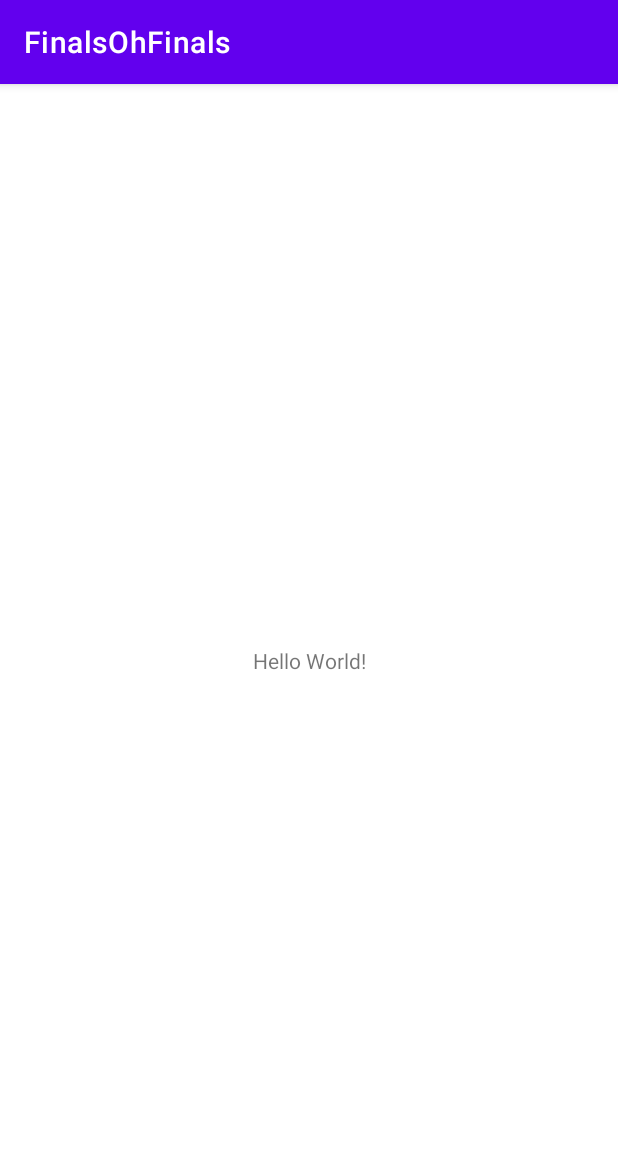
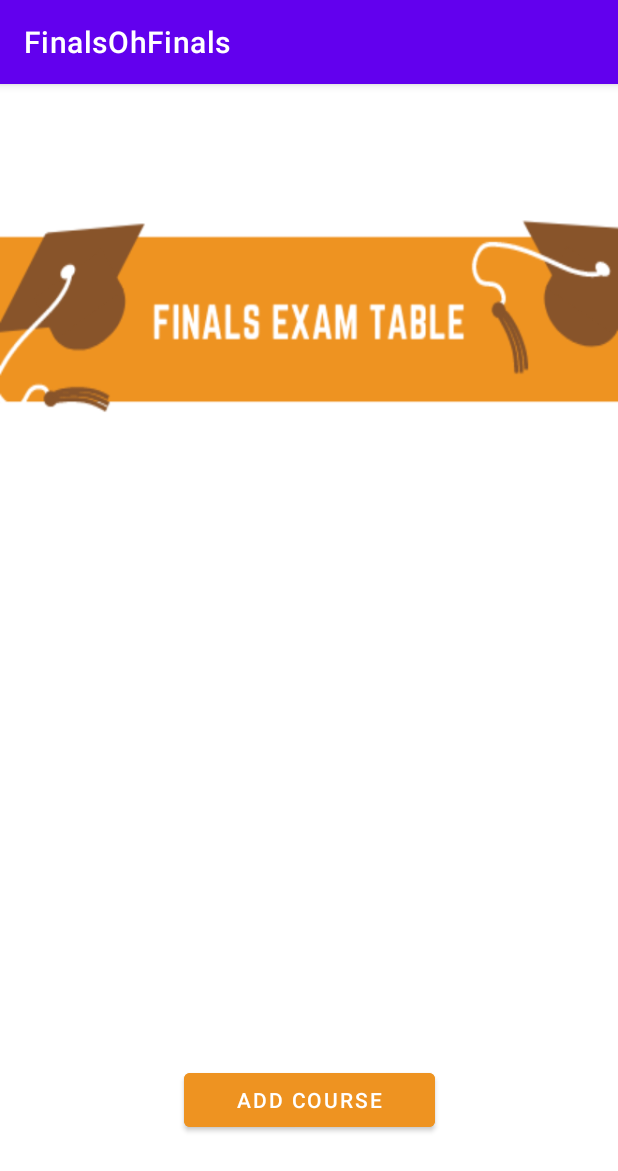
Before and after one commit to OsamaShamout/MyFinalExams, an Android app: the screen it shows after launch (MainActivity), on a phone screen of 412 x 824 dp. Shown: the top 1171 px of the screen. Run offline under Robolectric (Android 15) with nearby library versions, the phone set to English and light mode, and no system bars.

Commit message:
Retrieving Courses

```diff
--- a/app/src/main/java/com/example/finalsohfinals/MainActivity.java
+++ b/app/src/main/java/com/example/finalsohfinals/MainActivity.java
@@ -5,32 +5,40 @@ import androidx.appcompat.app.AppCompatActivity;
 import android.database.Cursor;
 import android.database.sqlite.SQLiteDatabase;
 import android.os.Bundle;
+import android.view.View;
+import android.widget.AdapterView;
+import android.widget.ArrayAdapter;
+import android.widget.ListView;
+import android.widget.Spinner;
+import android.widget.Toast;
 
-public class MainActivity extends AppCompatActivity {
+import java.util.List;
 
+public class MainActivity extends AppCompatActivity implements AdapterView.OnItemSelectedListener{
+
+    ListView list_view;
+    ArrayAdapter<CharSequence> adapter;
+    SQLiteDatabase sql_db;
     @Override
     protected void onCreate(Bundle savedInstanceState) {
         super.onCreate(savedInstanceState);
         setContentView(R.layout.activity_main);
 
+        list_view = (ListView) findViewById(R.id.listExams);
+        adapter = ArrayAdapter.createFromResource(this, R.array.final_exams, android.R.layout.simple_list_item_1);
+        adapter.setDropDownViewResource(android.R.layout.activity_list_item);
+        list_view.setAdapter(adapter);
+        list_view.setOnItemSelectedListener(this);
 
         try{
 
-            SQLiteDatabase sql_db = this.openOrCreateDatabase("finalExam_db", MODE_PRIVATE, null);
+            sql_db = this.openOrCreateDatabase("finalExam_db", MODE_PRIVATE, null);
             sql_db.execSQL("CREATE Table IF NOT EXISTS exams (exam_name VARCHAR, exam_date VARCHAR, resource VARCHAR)");
             sql_db.execSQL("INSERT INTO exams (exam_name, exam_date, resource) VALUES ('Mobile Computing', '05/05/2022', 'https://developer.android.com/')");
             sql_db.execSQL("INSERT INTO exams (exam_name, exam_date, resource) VALUES ('Algorithms & Data Structures', '07/05/2022', 'https://www.geeksforgeeks.org/')");
             sql_db.execSQL("INSERT INTO exams (exam_name, exam_date, resource) VALUES ('Intro. to Scripting', '08/05/2022', 'https://linux.die.net/man/')");
             sql_db.execSQL("INSERT INTO exams (exam_name, exam_date, resource) VALUES ('Software Engineering', '08/05/2022', 'https://www.tutorialspoint.com/software_engineering/index.htm')");
             sql_db.execSQL("INSERT INTO exams (exam_name, exam_date, resource) VALUES ('Probability and Statistics', '09/05/2022', 'https://www.khanacademy.org/math/statistics-probability')");
-
-            //Selects
-            Cursor c = sql_db.rawQuery("Select * from exams", null);
-            int ex_name_index = c.getColumnIndex("exam_name");
-            int ex_date_index = c.getColumnIndex("exam_date");
-            int resource = c.getColumnIndex("resource");
-
-
 
 
         }
@@ -43,4 +51,44 @@ public class MainActivity extends AppCompatActivity {
     }
 
 
+
+    String text;
+    public void onItemSelected(AdapterView<?> adapterView, View view, int i, long l) {
+        text = adapterView.getItemAtPosition(i).toString();
+    }
+
+    @Override
+    public void onNothingSelected(AdapterView<?> adapterView) {
+
+    }
+
+    int counter = 0;
+    //Selects
+
+
+    String data;
+    public void onClickButton(View view){
+        Cursor c = sql_db.rawQuery("Select * from exams", null);
+
+        int ex_name_index = c.getColumnIndex("exam_name");
+        int ex_date_index = c.getColumnIndex("exam_date");
+        int resource = c.getColumnIndex("resource");
+        //Moves to first to be at first row in DB
+        counter++;
+        if (counter == 0){
+            c.moveToFirst();
+
+        }else if (counter <=5){
+
+            while(c!=null){
+                data  = "Exam name:" + c.getString(ex_name_index) + "\nExam Date: " + c.getString(ex_date_index) + "\nExam Resource: " + c.getString(resource);
+                adapter.add(data);
+                c.moveToNext();
+            }
+        }
+        else{
+            Toast.makeText(getApplicationContext(), "Thank God that's about it.", Toast.LENGTH_SHORT).show();
+        }
+
+    }
 }
--- a/app/src/main/res/layout/activity_main.xml
+++ b/app/src/main/res/layout/activity_main.xml
@@ -4,15 +4,32 @@
     xmlns:tools="http://schemas.android.com/tools"
     android:layout_width="match_parent"
     android:layout_height="match_parent"
+    android:background="@drawable/untitled__440___700_px_"
     tools:context=".MainActivity">
 
-    <TextView
-        android:layout_width="wrap_content"
-        android:layout_height="wrap_content"
-        android:text="Hello World!"
+    <Button
+        android:id="@+id/addCourse"
+        android:layout_width="167dp"
+        android:layout_height="48dp"
+        android:layout_marginTop="24dp"
+        android:backgroundTint="#EE9321"
+        android:text="Add course"
         app:layout_constraintBottom_toBottomOf="parent"
-        app:layout_constraintLeft_toLeftOf="parent"
-        app:layout_constraintRight_toRightOf="parent"
-        app:layout_constraintTop_toTopOf="parent" />
+        app:layout_constraintEnd_toEndOf="parent"
+        app:layout_constraintStart_toStartOf="parent"
+        app:layout_constraintTop_toTopOf="parent"
+        app:layout_constraintVertical_bias="0.904" />
 
+    <ListView
+        android:id="@+id/listExams"
+        android:layout_width="334dp"
+        android:layout_height="279dp"
+        android:layout_marginStart="1dp"
+        android:layout_marginEnd="1dp"
+        app:layout_constraintBottom_toBottomOf="parent"
+        app:layout_constraintEnd_toEndOf="parent"
+        app:layout_constraintHorizontal_bias="0.493"
+        app:layout_constraintStart_toStartOf="parent"
+        app:layout_constraintTop_toTopOf="parent"
+        app:layout_constraintVertical_bias="0.553" />
 </androidx.constraintlayout.widget.ConstraintLayout>
--- a/app/src/main/res/values/strings.xml
+++ b/app/src/main/res/values/strings.xml
@@ -1,3 +1,6 @@
 <resources>
     <string name="app_name">FinalsOhFinals</string>
+
+    <string-array name="final_exams">
+    </string-array>
 </resources>
```
Also changed, not shown: app/src/main/res/drawable/untitled__440___700_px_.png (added).
